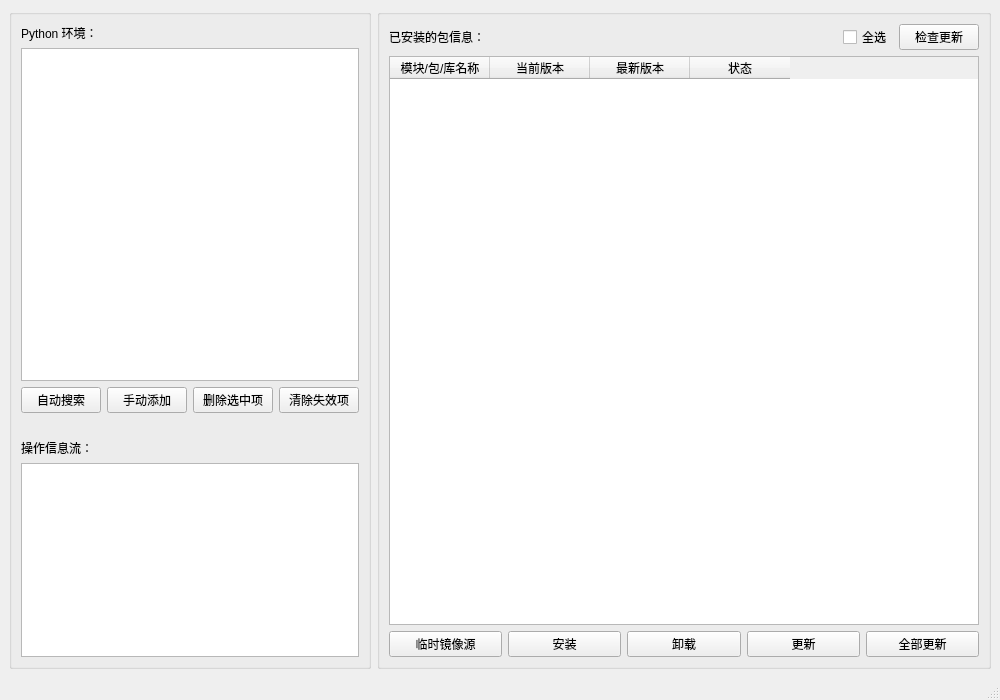
This is AwesomePyKit/interface/packager.ui in hrpzcf/AwesomePyKit as Qt 5 draws it before an edit. The edited form follows.
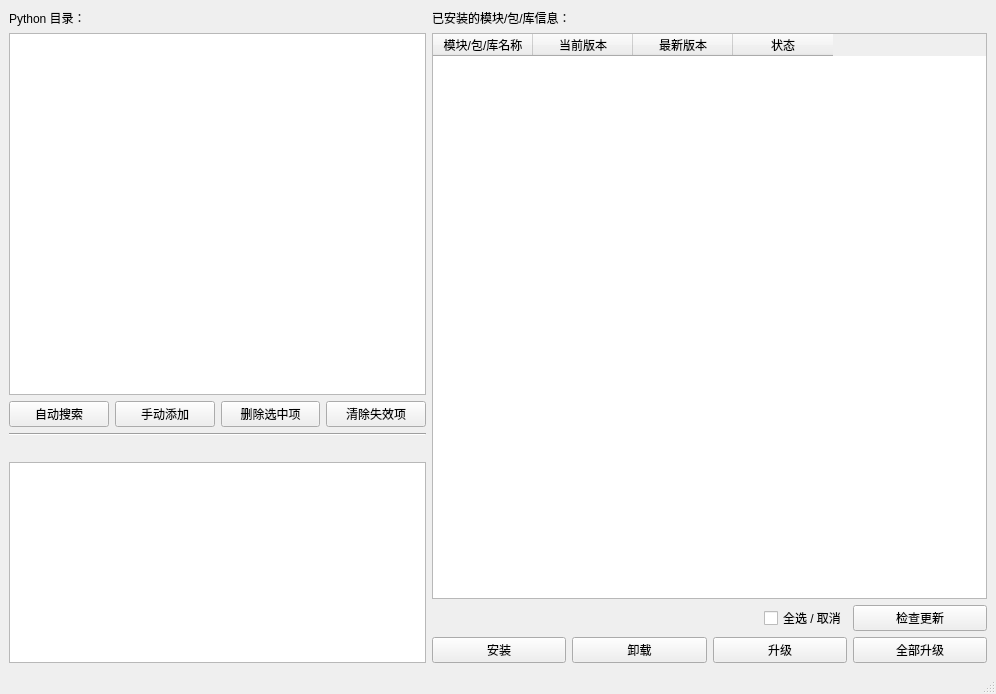
This is the edited form.

Commit message: refactor: 主窗口和包管理器UI调整，程序入口重命名

The edit to the form file:
```diff
--- a/AwesomePyKit/interface/packager.ui
+++ b/AwesomePyKit/interface/packager.ui
@@ -9,8 +9,8 @@
    <rect>
     <x>0</x>
     <y>0</y>
-    <width>1000</width>
-    <height>700</height>
+    <width>996</width>
+    <height>694</height>
    </rect>
   </property>
   <property name="font">
@@ -22,23 +22,15 @@
    <string>Python 包管理器</string>
   </property>
   <widget class="QWidget" name="centralwidget">
-   <layout class="QHBoxLayout" name="horizontalLayout_3">
+   <layout class="QHBoxLayout" name="horizontalLayout_4">
     <item>
-     <layout class="QHBoxLayout" name="horizontalLayout_2" stretch="3,7">
+     <layout class="QHBoxLayout" name="horizontalLayout_3" stretch="3,4">
       <item>
-       <widget class="QGroupBox" name="groupBox">
-        <property name="title">
-         <string/>
-        </property>
-        <layout class="QVBoxLayout" name="verticalLayout_3">
+       <layout class="QVBoxLayout" name="verticalLayout_2" stretch="0,9,0,0,0,5">
          <item>
-          <layout class="QVBoxLayout" name="verticalLayout_2" stretch="80,1,1,40">
-           <item>
-            <layout class="QVBoxLayout" name="verticalLayout" stretch="1,90,1">
-             <item>
-              <widget class="QLabel" name="label">
+         <widget class="QLabel" name="lb_python_dir">
                <property name="text">
-                <string>Python 环境：</string>
+           <string>Python 目录：</string>
                </property>
               </widget>
              </item>
@@ -77,21 +69,25 @@
                </item>
               </layout>
              </item>
-            </layout>
-           </item>
            <item>
-            <widget class="QLabel" name="label_3">
-             <property name="text">
-              <string/>
+         <widget class="Line" name="line">
+          <property name="orientation">
+           <enum>Qt::Horizontal</enum>
              </property>
             </widget>
            </item>
            <item>
-            <widget class="QLabel" name="label_2">
-             <property name="text">
-              <string>操作信息流：</string>
-             </property>
-            </widget>
+         <spacer name="verticalSpacer">
+          <property name="orientation">
+           <enum>Qt::Vertical</enum>
+          </property>
+          <property name="sizeHint" stdset="0">
+           <size>
+            <width>20</width>
+            <height>20</height>
+           </size>
+          </property>
+         </spacer>
            </item>
            <item>
             <widget class="QTextEdit" name="te_infostream">
@@ -108,41 +104,14 @@
            </item>
           </layout>
          </item>
-        </layout>
-       </widget>
-      </item>
       <item>
-       <widget class="QGroupBox" name="groupBox_2">
-        <property name="title">
-         <string/>
-        </property>
-        <layout class="QVBoxLayout" name="verticalLayout_5">
+       <layout class="QVBoxLayout" name="verticalLayout">
          <item>
-          <layout class="QVBoxLayout" name="verticalLayout_4">
-           <item>
-            <layout class="QHBoxLayout" name="horizontalLayout_5" stretch="9,1,1">
-             <item>
-              <widget class="QLabel" name="lb_pkgs_in_which_env">
+         <widget class="QLabel" name="lb_installed_pkgs_info">
                <property name="text">
-                <string>已安装的包信息：</string>
-               </property>
-              </widget>
-             </item>
-             <item>
-              <widget class="QCheckBox" name="cb_check_uncheck_all">
-               <property name="text">
-                <string>全选</string>
-               </property>
-              </widget>
-             </item>
-             <item>
-              <widget class="QPushButton" name="btn_check_for_updates">
-               <property name="text">
-                <string>检查更新</string>
-               </property>
-              </widget>
-             </item>
-            </layout>
+           <string>已安装的模块/包/库信息：</string>
+          </property>
+         </widget>
            </item>
            <item>
             <widget class="QTableWidget" name="tw_installed_info">
@@ -219,6 +188,9 @@
              <property name="selectionBehavior">
               <enum>QAbstractItemView::SelectRows</enum>
              </property>
+          <property name="cornerButtonEnabled">
+           <bool>false</bool>
+          </property>
              <property name="columnCount">
               <number>4</number>
              </property>
@@ -251,48 +223,70 @@
             </widget>
            </item>
            <item>
-            <layout class="QHBoxLayout" name="horizontalLayout_4">
-             <item>
-              <widget class="QPushButton" name="btn_set_temp_url">
+         <layout class="QGridLayout" name="gridLayout">
+          <item row="0" column="3">
+           <widget class="QPushButton" name="btn_check_for_updates">
                <property name="text">
-                <string>临时镜像源</string>
+             <string>检查更新</string>
                </property>
               </widget>
              </item>
-             <item>
+          <item row="1" column="0">
               <widget class="QPushButton" name="btn_install_package">
                <property name="text">
                 <string>安装</string>
                </property>
               </widget>
              </item>
-             <item>
+          <item row="1" column="1">
               <widget class="QPushButton" name="btn_uninstall_package">
                <property name="text">
                 <string>卸载</string>
                </property>
               </widget>
              </item>
-             <item>
+          <item row="1" column="2">
               <widget class="QPushButton" name="btn_up_grade_package">
                <property name="text">
-                <string>更新</string>
+             <string>升级</string>
                </property>
               </widget>
              </item>
-             <item>
+          <item row="1" column="3">
               <widget class="QPushButton" name="btn_up_grade_all">
                <property name="text">
-                <string>全部更新</string>
+             <string>全部升级</string>
                </property>
               </widget>
              </item>
-            </layout>
-           </item>
+          <item row="0" column="2">
+           <layout class="QHBoxLayout" name="horizontalLayout_2">
+            <item>
+             <widget class="QLabel" name="label_2">
+              <property name="text">
+               <string/>
+              </property>
+             </widget>
+            </item>
+            <item>
+             <widget class="QCheckBox" name="cb_check_uncheck_all">
+              <property name="text">
+               <string>全选 / 取消</string>
+              </property>
+             </widget>
+            </item>
+           </layout>
+          </item>
+          <item row="0" column="0" colspan="2">
+           <widget class="QLabel" name="lb_waiting">
+            <property name="text">
+             <string/>
+            </property>
+           </widget>
+          </item>
           </layout>
          </item>
         </layout>
-       </widget>
       </item>
      </layout>
     </item>
```
Left out of the diff: 4 changed lines with no effect on the pictures. Lines whose indentation alone changed are shown as unchanged. The commit also changes 4 other files.
